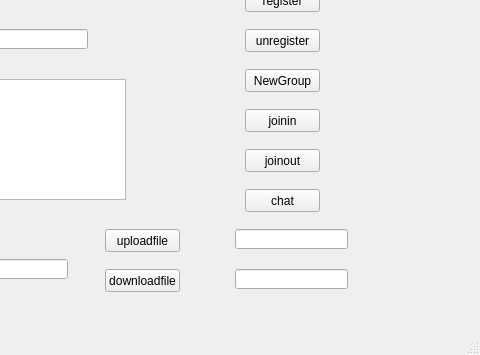
The window that BigClient/mainwindow.ui (redamancyguy/Chaty) describes before a commit, drawn with Qt 5; both pictures show x 145 to 625 and y 131 to 486 of the 625 by 486 pixel window.
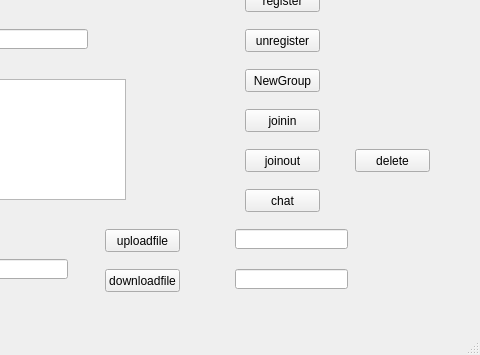
The same window after the commit.

What changed in the file:
```diff
--- a/BigClient/mainwindow.ui
+++ b/BigClient/mainwindow.ui
@@ -276,6 +276,19 @@
      <string>downloadfile</string>
     </property>
    </widget>
+   <widget class="QPushButton" name="pushButton_11">
+    <property name="geometry">
+     <rect>
+      <x>500</x>
+      <y>280</y>
+      <width>75</width>
+      <height>23</height>
+     </rect>
+    </property>
+    <property name="text">
+     <string>delete</string>
+    </property>
+   </widget>
   </widget>
   <widget class="QMenuBar" name="menubar">
    <property name="geometry">
```
